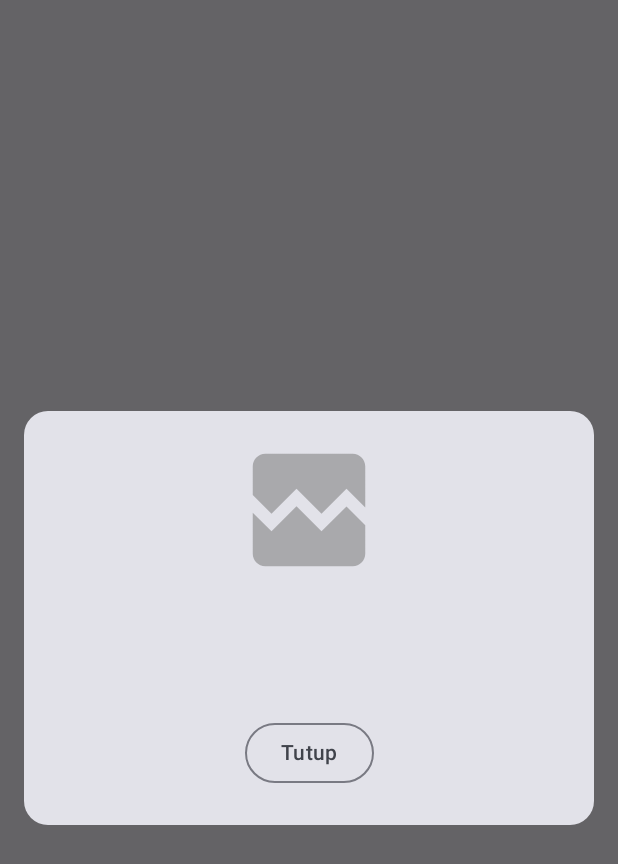
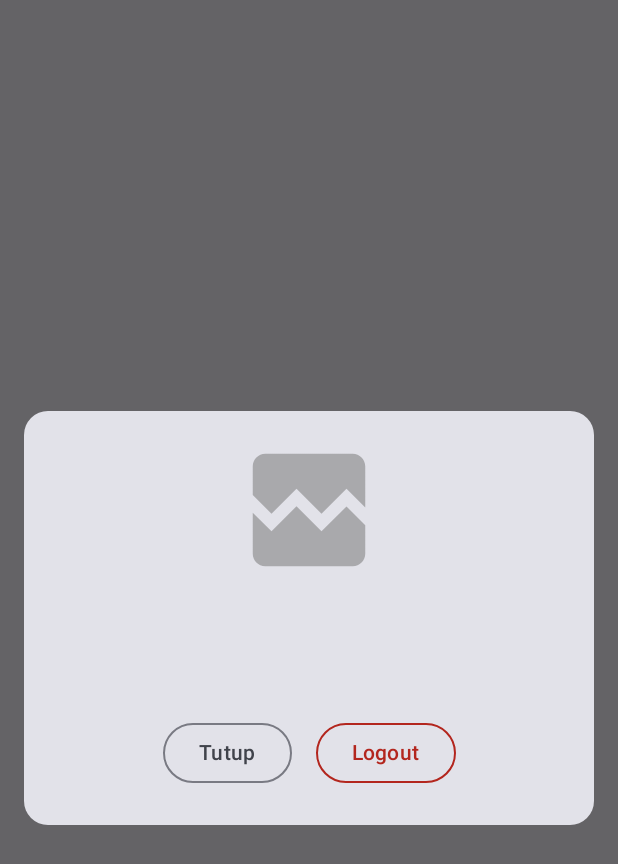
Before and after one commit to Andresolin/mini_project3, an Android app built with Jetpack Compose: the composable ProfilDialog shown on its own in the app's theme, on a phone screen of 412 x 824 dp. Shown: the top 864 px of the screen. Run offline under Robolectric (Android 15) with nearby library versions, the phone set to English and light mode, and no system bars; pictures from the network do not load; 1 statement that could not run was skipped.

Commit message:
Membuat fitur logout

```diff
--- a/app/src/main/java/org/d3if3002/mini_project3/ui/screen/ProfilDialog.kt
+++ b/app/src/main/java/org/d3if3002/mini_project3/ui/screen/ProfilDialog.kt
@@ -1,6 +1,7 @@
 package org.d3if3002.mini_project3.ui.screen
 
 import android.content.res.Configuration
+import androidx.compose.foundation.BorderStroke
 import androidx.compose.foundation.layout.Arrangement
 import androidx.compose.foundation.layout.Column
 import androidx.compose.foundation.layout.Row
@@ -79,6 +80,17 @@ fun ProfilDialog(
                     ) {
                         Text(stringResource(R.string.tutup))
                     }
+
+                    OutlinedButton(
+                        onClick = { onConfirmation() },
+                        modifier = Modifier.padding(8.dp),
+                        border = BorderStroke(1.dp, MaterialTheme.colorScheme.error)
+                    ) {
+                        Text(
+                            text = stringResource(R.string.logout),
+                            color = MaterialTheme.colorScheme.error
+                        )
+                    }
                 }
             }
         }
--- a/app/src/main/res/values/strings.xml
+++ b/app/src/main/res/values/strings.xml
@@ -8,4 +8,5 @@
     <string name="try_again">Coba lagi</string>
     <string name="profil">Profil</string>
     <string name="tutup">Tutup</string>
+    <string name="logout">Logout</string>
 </resources>
```
Also changed, not shown: app/src/main/java/org/d3if3002/mini_project3/ui/screen/MainScreen.kt (+15 -0 lines).
